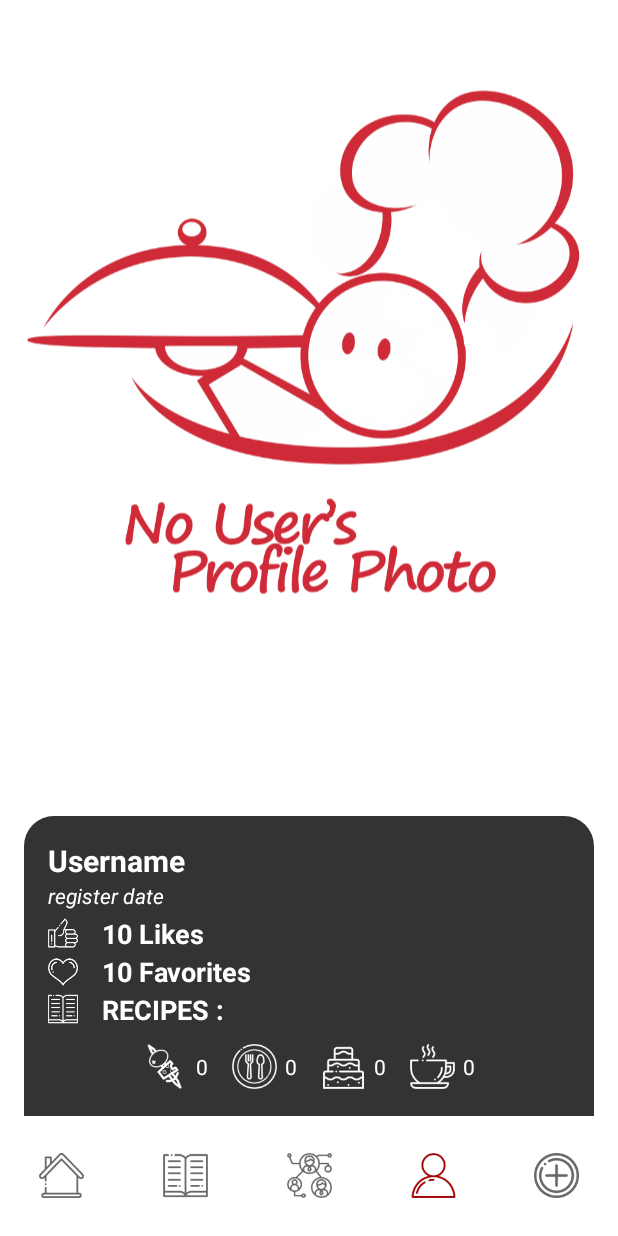
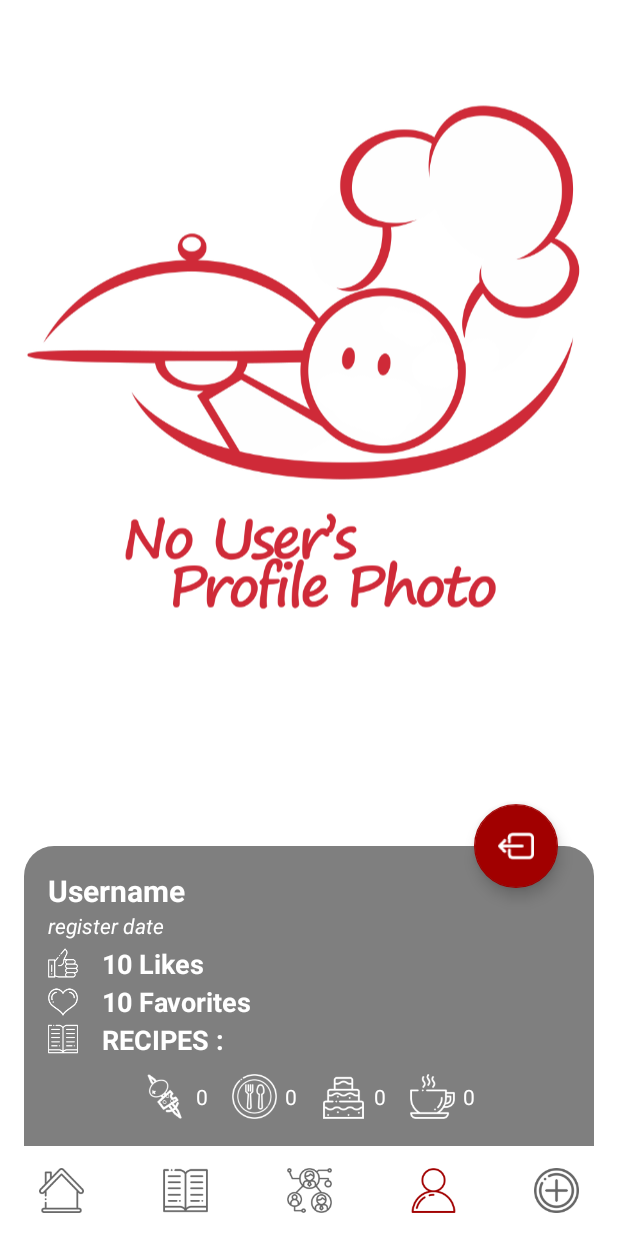
Before and after one commit to JohanneBoisvilliers/CookBook, an Android app: the screen it shows after launch (MainActivity), item 4 of the bottom bar chosen, on a phone screen of 412 x 824 dp. Run offline under Robolectric (Android 15) with nearby library versions, the phone set to English and light mode, and no system bars; our stand-ins replace ButterKnife.

Commit message:
finish user profile fragment

```diff
--- a/app/src/main/res/drawable/user_info_container.xml
+++ b/app/src/main/res/drawable/user_info_container.xml
@@ -5,7 +5,7 @@
         android:topLeftRadius="20dp"
         android:topRightRadius="20dp" />
 
-    <solid android:color="#CC000000" />
+    <solid android:color="#80000000" />
 
 
 </shape>
--- a/app/src/main/res/layout/fragment_profile.xml
+++ b/app/src/main/res/layout/fragment_profile.xml
@@ -1,5 +1,5 @@
 <?xml version="1.0" encoding="utf-8"?>
-<FrameLayout xmlns:android="http://schemas.android.com/apk/res/android"
+<androidx.coordinatorlayout.widget.CoordinatorLayout xmlns:android="http://schemas.android.com/apk/res/android"
     xmlns:tools="http://schemas.android.com/tools"
     android:layout_width="match_parent"
     android:layout_height="match_parent"
@@ -12,6 +12,7 @@
         android:layout_height="match_parent" />
 
     <androidx.constraintlayout.widget.ConstraintLayout
+        android:id="@+id/user_informations"
         android:layout_width="match_parent"
         android:layout_height="@dimen/bottom_container"
         android:layout_marginStart="@dimen/margin_to_border"
@@ -193,4 +194,14 @@
 
     </androidx.constraintlayout.widget.ConstraintLayout>
 
-</FrameLayout>
+    <com.google.android.material.floatingactionbutton.FloatingActionButton
+        android:id="@+id/fab_search_recipe"
+        android:layout_width="wrap_content"
+        android:layout_height="wrap_content"
+        app:layout_anchor="@id/user_informations"
+        app:layout_anchorGravity="top|right|end"
+        android:src="@drawable/logout_sign"
+        android:tint="@color/colorPrimary"
+        android:layout_margin="@dimen/margin_fab" />
+
+</androidx.coordinatorlayout.widget.CoordinatorLayout>
--- a/app/src/main/res/values/dimen.xml
+++ b/app/src/main/res/values/dimen.xml
@@ -3,7 +3,7 @@
     <!--GENERAL-->
     <dimen name="margin_to_border">16dp</dimen>
     <!--MAIN ACTIVITY-->
-    <dimen name="bottom_bar_height">80dp</dimen>
+    <dimen name="bottom_bar_height">60dp</dimen>
     <dimen name="icon_bottom_bar">30dp</dimen>
     <!--HOME FRAGMENT-->
     <!--main recycler view-->
@@ -28,4 +28,5 @@
     <dimen name="number_recipe_logos_size">30dp</dimen>
     <dimen name="text_size">18sp</dimen>
     <dimen name="margin_logo">5dp</dimen>
+    <dimen name="margin_fab">40dp</dimen>
 </resources>
```
Also changed, not shown: app/src/main/res/drawable-hdpi/logout_sign.9.png (added), app/src/main/res/drawable-mdpi/logout_sign.9.png (added), app/src/main/res/drawable-xhdpi/logout_sign.9.png (added), app/src/main/res/drawable-xxhdpi/logout_sign.9.png (added), app/src/main/res/drawable-xxxhdpi/logout_sign.9.png (added).
